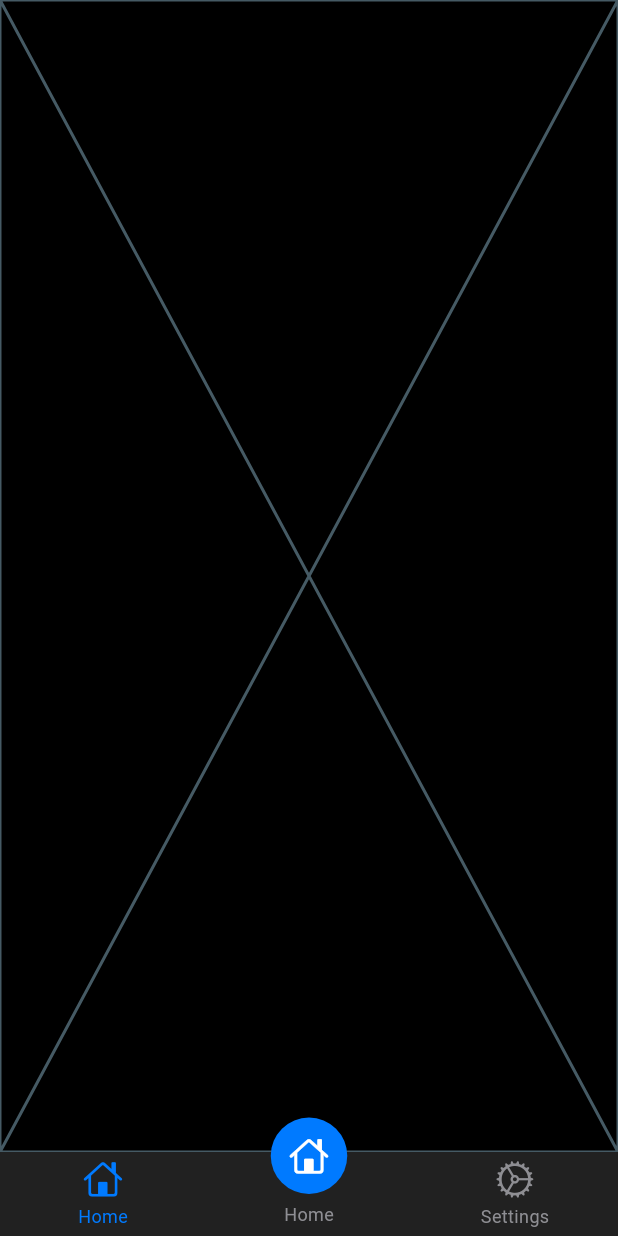
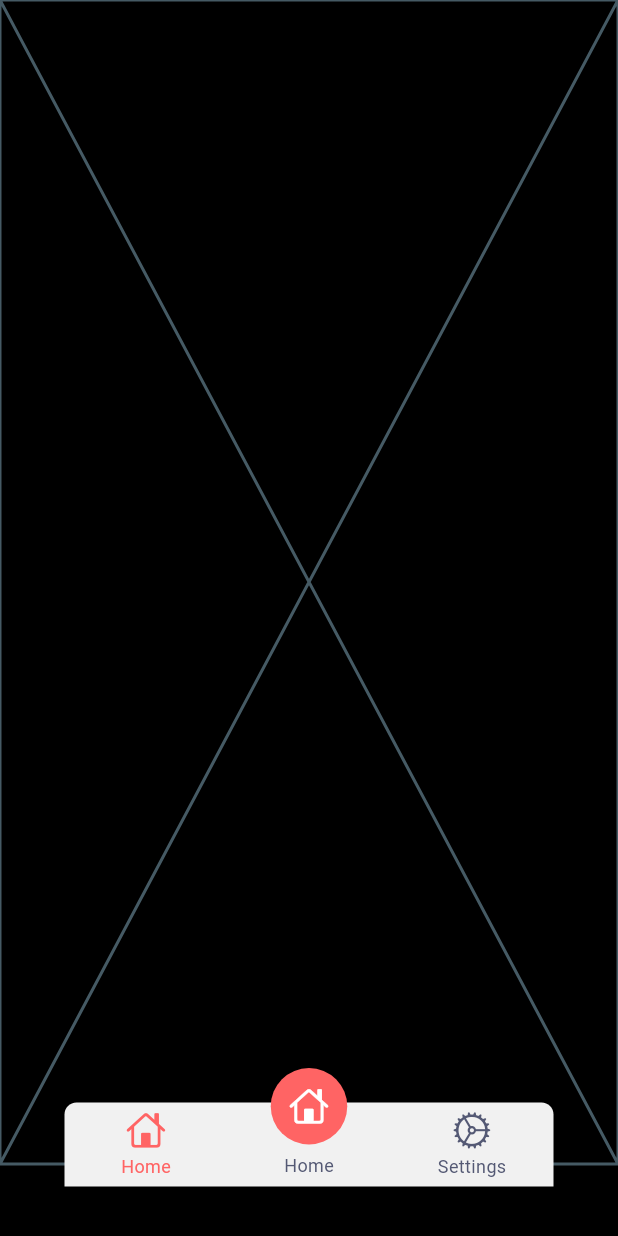
Before and after one commit to MuhammedHelal/onepass_app, a Flutter app: the screen it shows after launch, on a phone screen of 412 x 824 dp. Run offline on Flutter 3.47's test engine with Material 3 defaults, Android fonts, the phone set to English and light mode, and no system bars; drawn by our look-alikes of persistent_bottom_nav_bar.

Commit message:
customized bottom navbar style and added basic colors and theming

```diff
--- /dev/null
+++ b/lib/core/theming/theme.dart
@@ -0,0 +1,11 @@
+import 'package:flutter/material.dart';
+import 'package:onepass/core/utils/colors.dart';
+
+abstract class AppTheme {
+  static final ThemeData lightTheme = ThemeData(
+    brightness: Brightness.light,
+    colorScheme: ColorScheme.fromSeed(
+      seedColor: AppColors.primary,
+    ),
+  );
+}
--- /dev/null
+++ b/lib/core/utils/colors.dart
@@ -0,0 +1,7 @@
+import 'package:flutter/material.dart';
+
+abstract class AppColors {
+  static const Color primary = Color(0xFFFF6464);
+  static const Color lightGrey = Color(0xFFF1F1F1);
+  static const Color lighterBlack = Color(0xFF545974);
+}
--- a/lib/onepass_app.dart
+++ b/lib/onepass_app.dart
@@ -1,4 +1,5 @@
 import 'package:flutter/material.dart';
+import 'package:onepass/core/theming/theme.dart';
 import 'package:onepass/presistent_bottom_navbar.dart';
 
 class OnePassApp extends StatelessWidget {
@@ -7,11 +8,8 @@ class OnePassApp extends StatelessWidget {
   @override
   Widget build(BuildContext context) {
     return MaterialApp(
-      title: 'Flutter Demo',
-      theme: ThemeData(
-        colorScheme: ColorScheme.fromSeed(seedColor: Colors.deepPurple),
-        useMaterial3: true,
-      ),
+      theme: AppTheme.lightTheme,
+      themeMode: ThemeMode.light,
       home: AppPresistentBottomNavBar(),
     );
   }
--- a/lib/presistent_bottom_navbar.dart
+++ b/lib/presistent_bottom_navbar.dart
@@ -1,5 +1,6 @@
 import 'package:flutter/cupertino.dart';
 import 'package:flutter/material.dart';
+import 'package:onepass/core/utils/colors.dart';
 import 'package:persistent_bottom_nav_bar/persistent_bottom_nav_bar.dart';
 
 class AppPresistentBottomNavBar extends StatefulWidget {
@@ -12,6 +13,7 @@ class AppPresistentBottomNavBar extends StatefulWidget {
 
 class _AppPresistentBottomNavBarState extends State<AppPresistentBottomNavBar> {
   late final PersistentTabController _controller;
+
   @override
   void initState() {
     super.initState();
@@ -26,27 +28,30 @@ class _AppPresistentBottomNavBarState extends State<AppPresistentBottomNavBar> {
 
   @override
   Widget build(BuildContext context) {
-    return PersistentTabView(context,
+    return PersistentTabView(
+      context,
       controller: _controller,
       screens: _buildScreens(),
       items: _navBarsItems(),
-        handleAndroidBackButtonPress: true, // Default is true.
-        resizeToAvoidBottomInset:
-            true, // This needs to be true if you want to move up the screen on a non-scrollable screen when keyboard appears. Default is true.
-        stateManagement: true, // Default is true.
-        hideNavigationBarWhenKeyboardAppears: true,
-        popBehaviorOnSelectedNavBarItemPress: PopBehavior.all,
+      decoration: NavBarDecoration(
+        borderRadius: BorderRadius.only(
+          topLeft: Radius.circular(8.0),
+          topRight: Radius.circular(8.0),
+        ),
+      ),
+      margin: EdgeInsets.only(
+        left: 43,
+        right: 43,
+        bottom: 33,
+      ),
+      backgroundColor: AppColors.lightGrey,
       padding: const EdgeInsets.only(top: 8),
-        backgroundColor: Colors.grey.shade900,
-        isVisible: true,
       animationSettings: const NavBarAnimationSettings(
         navBarItemAnimation: ItemAnimationSettings(
-            // Navigation Bar's items animation properties.
           duration: Duration(milliseconds: 400),
           curve: Curves.ease,
         ),
         screenTransitionAnimation: ScreenTransitionAnimationSettings(
-            // Screen transition animation on change of selected tab.
           animateTabTransition: true,
           duration: Duration(milliseconds: 200),
           screenTransitionAnimationType: ScreenTransitionAnimationType.fadeIn,
@@ -54,8 +59,7 @@ class _AppPresistentBottomNavBarState extends State<AppPresistentBottomNavBar> {
       ),
       confineToSafeArea: true,
       navBarHeight: kBottomNavigationBarHeight,
-        navBarStyle:
-            NavBarStyle.style15 // Choose the nav bar style with this property
+      navBarStyle: NavBarStyle.style15,
     );
   }
 
@@ -75,20 +79,20 @@ class _AppPresistentBottomNavBarState extends State<AppPresistentBottomNavBar> {
       PersistentBottomNavBarItem(
         icon: Icon(CupertinoIcons.home),
         title: ("Home"),
-        activeColorPrimary: CupertinoColors.activeBlue,
-        inactiveColorPrimary: CupertinoColors.systemGrey,
+        activeColorPrimary: AppColors.primary,
+        inactiveColorPrimary: AppColors.lighterBlack,
       ),
       PersistentBottomNavBarItem(
         icon: Icon(CupertinoIcons.home),
         title: ("Home"),
-        activeColorPrimary: CupertinoColors.activeBlue,
-        inactiveColorPrimary: CupertinoColors.systemGrey,
+        activeColorPrimary: AppColors.primary,
+        inactiveColorPrimary: AppColors.lighterBlack,
       ),
       PersistentBottomNavBarItem(
         icon: Icon(CupertinoIcons.settings),
         title: ("Settings"),
-        activeColorPrimary: CupertinoColors.activeBlue,
-        inactiveColorPrimary: CupertinoColors.systemGrey,
+        activeColorPrimary: AppColors.primary,
+        inactiveColorPrimary: AppColors.lighterBlack,
       ),
     ];
   }
```
Lines whose indentation alone changed are shown as unchanged.
